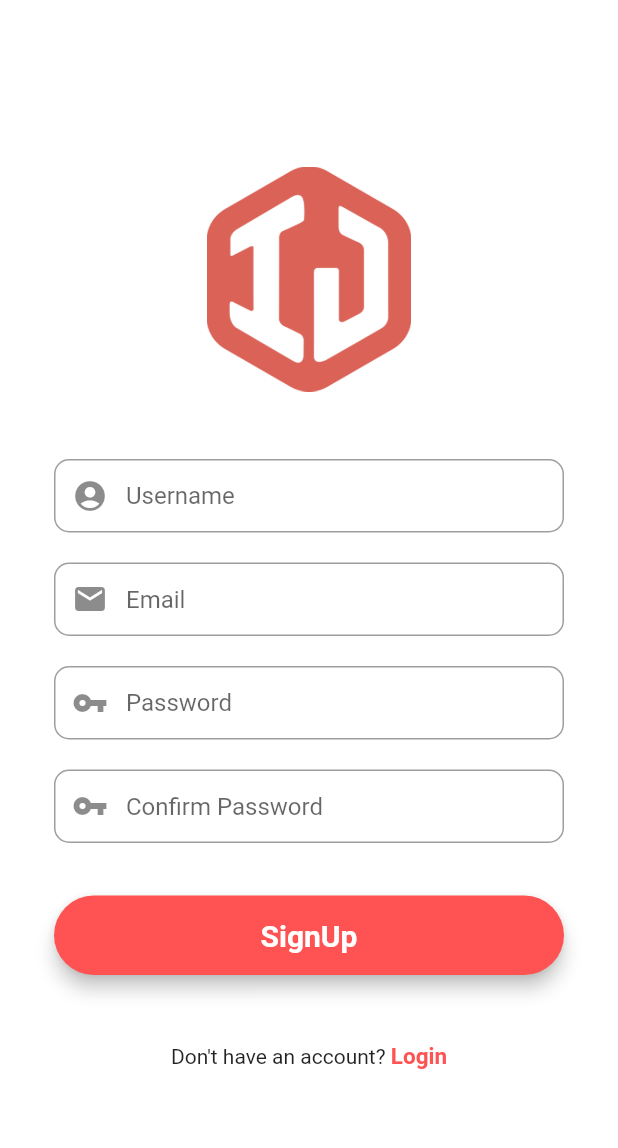
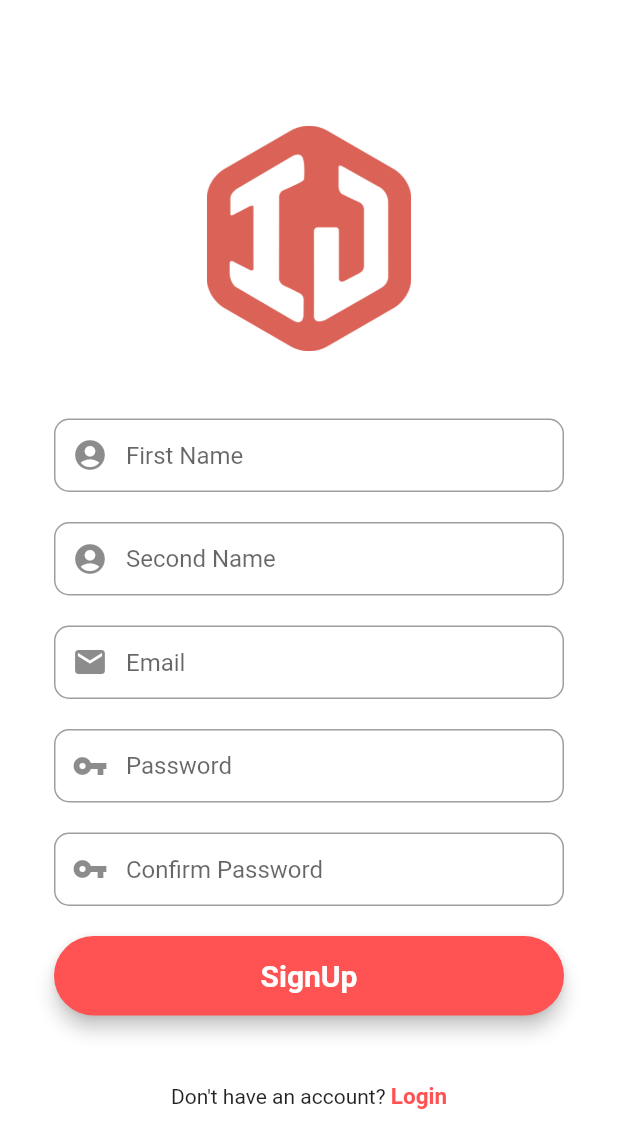
Before and after one commit to guillemalba/ijoin, a Flutter app: the screen it shows after launch, after a tap on "Login", after a tap on "SignUp", on a phone screen of 412 x 824 dp. Shown: the top 1148 px of the screen. Run offline on Flutter 3.47's test engine with Material 2 defaults, Android fonts, the phone set to English and light mode, and no system bars; our stand-ins replace cloud_firestore, firebase_auth, firebase_core, fluttertoast; accounts and stored records are empty.

Commit message:
Login and Register with Firebase Auth using Email and Password

```diff
--- a/lib/screens/login.dart
+++ b/lib/screens/login.dart
@@ -1,8 +1,8 @@
+import 'package:fluttertoast/fluttertoast.dart';
 import 'package:ijoin/screens/home.dart';
 import 'package:ijoin/screens/register.dart';
 import 'package:firebase_auth/firebase_auth.dart';
 import 'package:flutter/material.dart';
-/*import 'package:fluttertoast/fluttertoast.dart';*///TODO:toast
 
 class LoginScreen extends StatefulWidget {
   const LoginScreen({Key? key}) : super(key: key);
@@ -166,15 +166,15 @@ class _LoginScreenState extends State<LoginScreen> {
         await _auth
             .signInWithEmailAndPassword(email: email, password: password)
             .then((uid) => {
-          /*Fluttertoast.showToast(msg: "Login Successful"),*///TODO:toast
+          Fluttertoast.showToast(msg: "Login Successful"),
           Navigator.of(context).pushReplacement(
               MaterialPageRoute(builder: (context) => HomeScreen())),
         });
       } on FirebaseAuthException catch (error) {
+
         switch (error.code) {
           case "invalid-email":
             errorMessage = "Your email address appears to be malformed.";
-
             break;
           case "wrong-password":
             errorMessage = "Your password is wrong.";
@@ -194,8 +194,8 @@ class _LoginScreenState extends State<LoginScreen> {
           default:
             errorMessage = "An undefined Error happened.";
         }
-        /*Fluttertoast.showToast(msg: errorMessage!);*///TODO:toast
-        print(error.code);
+        Fluttertoast.showToast(msg: errorMessage!);
+        /*print(error.code);*/
       }
     }
   }
--- a/lib/screens/register.dart
+++ b/lib/screens/register.dart
@@ -4,7 +4,7 @@ import 'package:ijoin/screens/home.dart';
 import 'package:firebase_auth/firebase_auth.dart';
 import 'package:flutter/material.dart';
 import 'package:ijoin/screens/login.dart';
-/*import 'package:fluttertoast/fluttertoast.dart';*///TODO:toast
+import 'package:fluttertoast/fluttertoast.dart';
 
 class RegistrationScreen extends StatefulWidget {
   const RegistrationScreen({Key? key}) : super(key: key);
@@ -32,7 +32,7 @@ class _RegistrationScreenState extends State<RegistrationScreen> {
   @override
   Widget build(BuildContext context) {
     //first name field
-    final userName = TextFormField(
+    final firstNameField = TextFormField(
         autofocus: false,
         controller: firstNameEditingController,
         keyboardType: TextInputType.name,
@@ -53,7 +53,7 @@ class _RegistrationScreenState extends State<RegistrationScreen> {
         decoration: InputDecoration(
           prefixIcon: Icon(Icons.account_circle),
           contentPadding: EdgeInsets.fromLTRB(20, 15, 20, 15),
-          hintText: "Username",
+          hintText: "First Name",
           border: OutlineInputBorder(
             borderRadius: BorderRadius.circular(10),
           ),
@@ -204,14 +204,16 @@ class _RegistrationScreenState extends State<RegistrationScreen> {
                           fit: BoxFit.contain,
                         )),
                     SizedBox(height: 45),
-                    userName,
+                    firstNameField,
+                    SizedBox(height: 20),
+                    secondNameField,
                     SizedBox(height: 20),
                     emailField,
                     SizedBox(height: 20),
                     passwordField,
                     SizedBox(height: 20),
                     confirmPasswordField,
-                    SizedBox(height: 35),
+                    SizedBox(height: 20),
                     signUpButton,
                     SizedBox(height: 45),
                     Row(
@@ -251,7 +253,7 @@ class _RegistrationScreenState extends State<RegistrationScreen> {
             .createUserWithEmailAndPassword(email: email, password: password)
             .then((value) => {postDetailsToFirestore()})
             .catchError((e) {
-          /*Fluttertoast.showToast(msg: e!.message);*///TODO:toast
+          Fluttertoast.showToast(msg: e!.message);
         });
       } on FirebaseAuthException catch (error) {
         switch (error.code) {
@@ -276,7 +278,7 @@ class _RegistrationScreenState extends State<RegistrationScreen> {
           default:
             errorMessage = "An undefined Error happened.";
         }
-        /*Fluttertoast.showToast(msg: errorMessage!);*///TODO:toast
+        Fluttertoast.showToast(msg: errorMessage!);
         print(error.code);
       }
     }
@@ -301,7 +303,7 @@ class _RegistrationScreenState extends State<RegistrationScreen> {
         .collection("users")
         .doc(user.uid)
         .set(userModel.toMap());
-    /*Fluttertoast.showToast(msg: "Account created successfully :) ");*///TODO:toast
+    Fluttertoast.showToast(msg: "Account created successfully :) ");
 
     Navigator.pushAndRemoveUntil(
         (context),
--- a/pubspec.yaml
+++ b/pubspec.yaml
@@ -30,6 +30,7 @@ dependencies:
   cloud_firestore: ^2.5.1
   firebase_auth: ^3.1.0
   firebase_core: ^1.6.0
+  fluttertoast: ^8.0.8
   flutter:
     sdk: flutter
 
```
Also changed, not shown: pubspec.lock.
